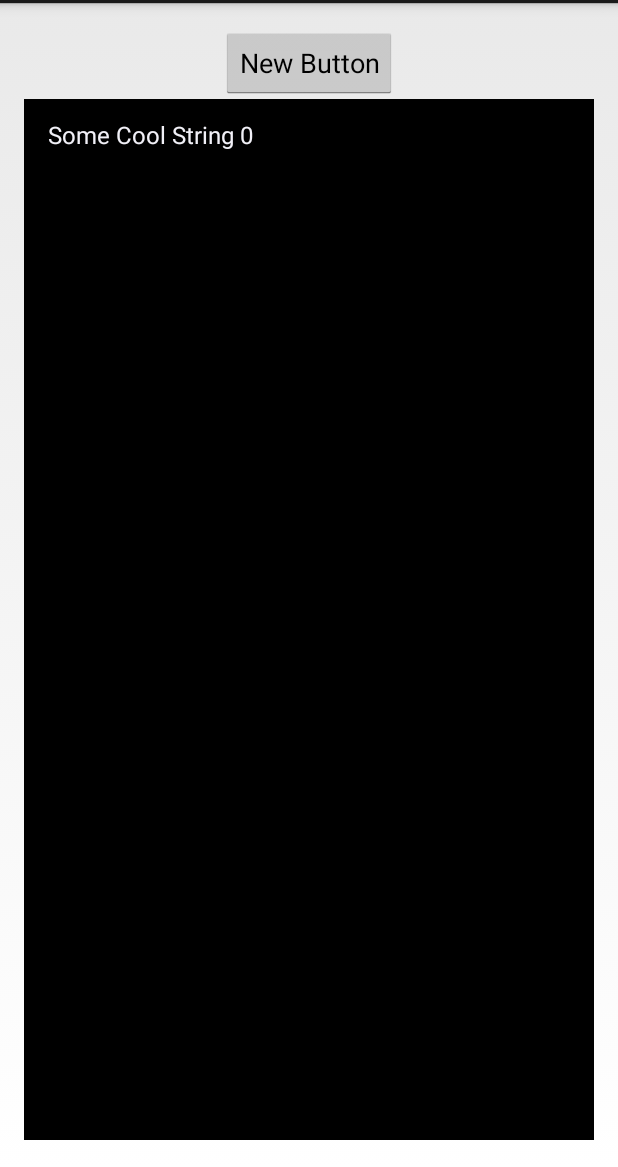
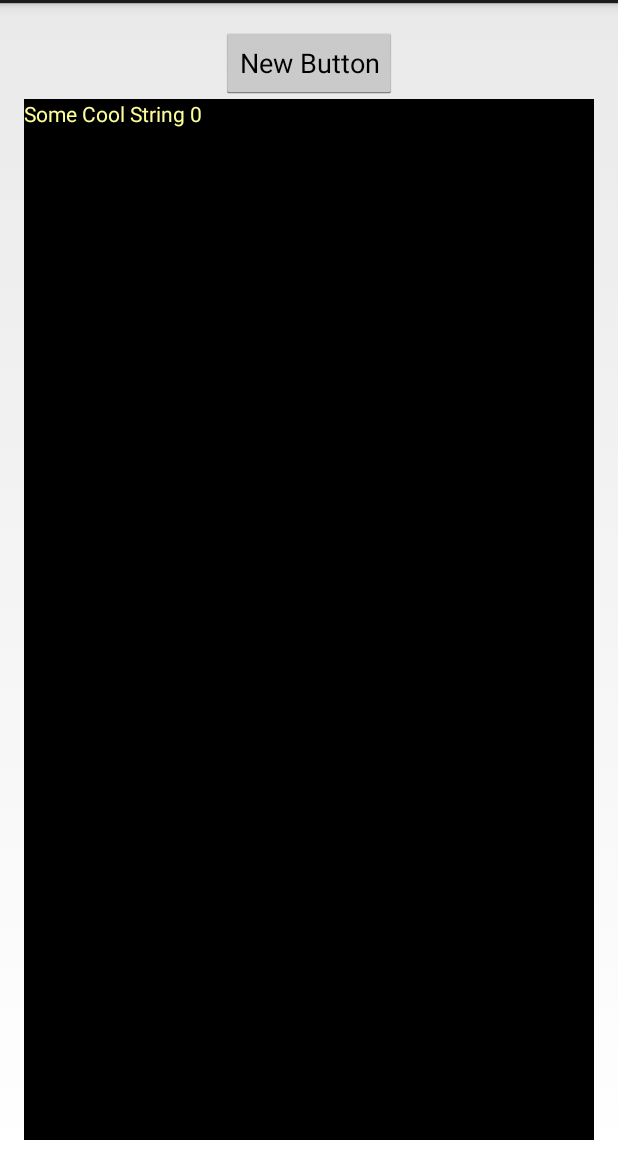
Before and after one commit to Victory/clicker-me-android, an Android app: the screen it shows after launch (MyActivity), after a tap on "New Button", on a phone screen of 412 x 824 dp, the part 69-1236 px from its top. Run offline under Robolectric (Android 15) with nearby library versions, the phone set to English and light mode, and no system bars.

Commit message:
use my own list layout

```diff
--- a/app/src/main/java/victory/sandbox/mytestapp/MyActivity.java
+++ b/app/src/main/java/victory/sandbox/mytestapp/MyActivity.java
@@ -31,7 +31,10 @@ public class MyActivity extends Activity {
         arrayList = new ArrayList<String>();
 
         adapter = new ArrayAdapter<String>(
-                getApplicationContext(), android.R.layout.simple_list_item_1, arrayList);
+                getApplicationContext(),
+                R.layout.list_layout,
+                R.id.listTextView,
+                arrayList);
 
         myListView.setAdapter(adapter);
 
@@ -45,6 +48,7 @@ public class MyActivity extends Activity {
                 adapter.notifyDataSetChanged();
                 myListView.setBackgroundColor(
                         getResources().getColor(android.R.color.background_dark));
+
             }
         });
 
--- a/app/src/main/res/layout/activity_my.xml
+++ b/app/src/main/res/layout/activity_my.xml
@@ -22,9 +22,11 @@
             android:layout_gravity="center_horizontal" />
 
         <ListView
+            android:textAlignment="center"
             android:layout_width="wrap_content"
             android:layout_height="694dp"
             android:id="@+id/listView" />
+
     </LinearLayout>
 
 </RelativeLayout>
--- /dev/null
+++ b/app/src/main/res/layout/list_layout.xml
@@ -0,0 +1,14 @@
+<?xml version="1.0" encoding="utf-8"?>
+
+<LinearLayout xmlns:android="http://schemas.android.com/apk/res/android"
+    android:orientation="vertical" android:layout_width="match_parent"
+    android:layout_height="match_parent">
+
+    <TextView
+        android:id="@+id/listTextView"
+        android:layout_width="wrap_content"
+        android:layout_height="wrap_content"
+        android:textColor="#fefe99"
+        android:text="TextView" />
+
+</LinearLayout>
```
